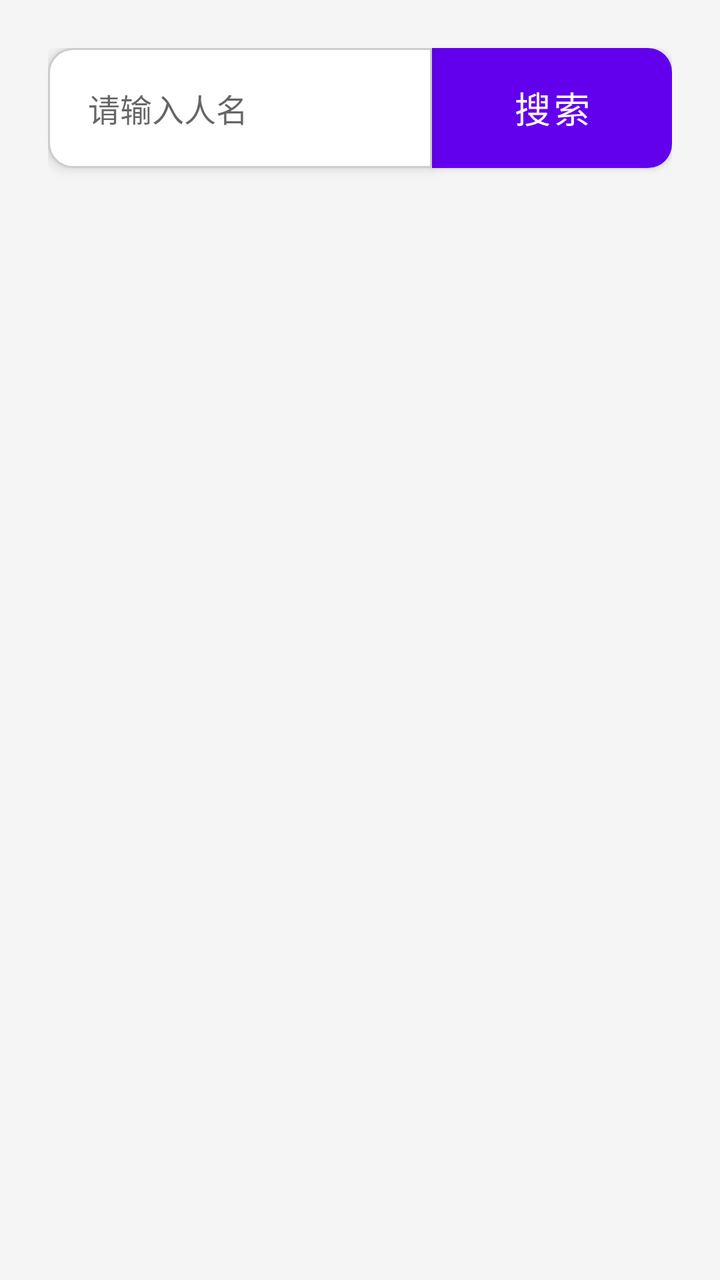
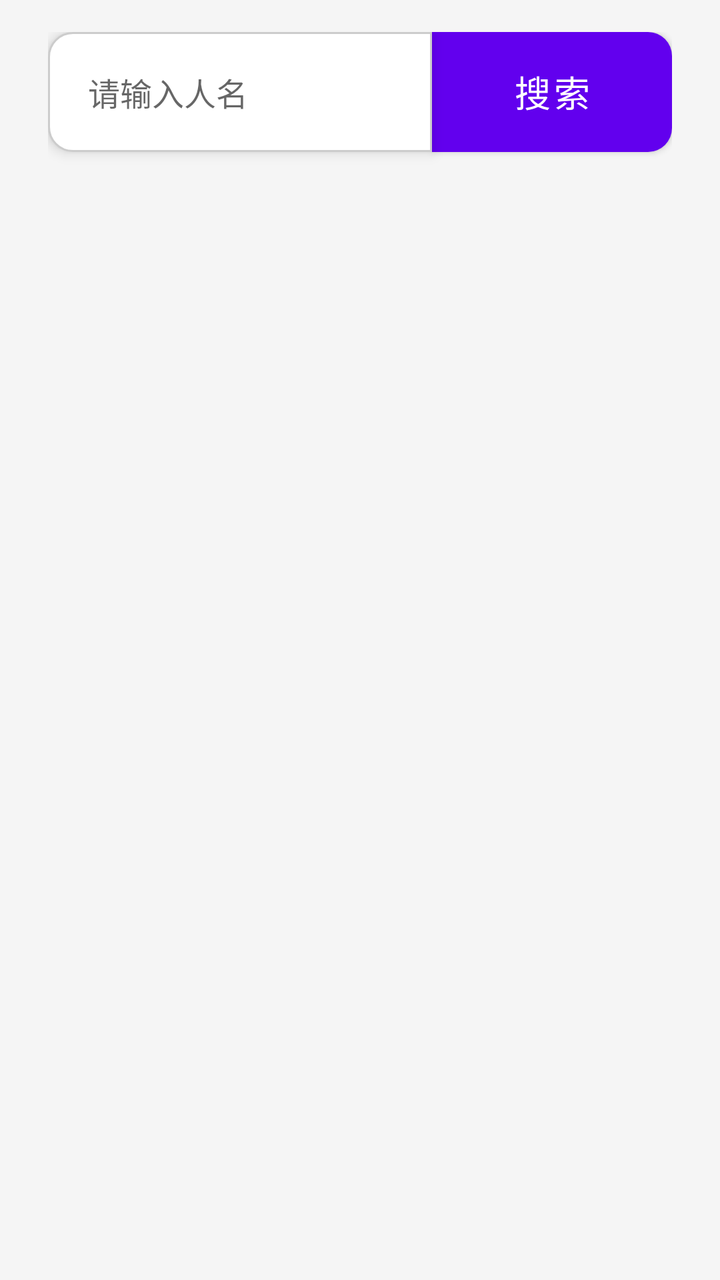

Compare the two renders of this Android layout. The source of the first and the diff that turns it into the second are given below.
<!-- AndroidManifest.xml: application theme Theme.MyApplication -->
<!-- res/layout/fragment_home.xml -->
<?xml version="1.0" encoding="utf-8"?>
<androidx.constraintlayout.widget.ConstraintLayout xmlns:android="http://schemas.android.com/apk/res/android"
    xmlns:app="http://schemas.android.com/apk/res-auto"
    xmlns:tools="http://schemas.android.com/tools"
    android:layout_width="match_parent"
    android:layout_height="match_parent"
    android:padding="24dp"
    android:background="#F5F5F5"
    tools:context=".ui.home.HomeFragment">

    
    <EditText
        android:id="@+id/editTextText"
        android:layout_width="0dp"
        android:layout_height="60dp"
        android:background="@drawable/edit_text_background_left"
        android:hint="请输入人名"
        android:inputType="text"
        android:paddingHorizontal="20dp"
        android:textSize="16sp"
        android:elevation="4dp"
        app:layout_constraintStart_toStartOf="parent"
        app:layout_constraintTop_toTopOf="parent"
        app:layout_constraintEnd_toStartOf="@+id/button2"
        app:layout_constraintHorizontal_bias="0.5"
        app:layout_constraintVertical_bias="0.4" />

    
    <Button
        android:id="@+id/button2"
        android:layout_width="120dp"
        android:layout_height="60dp"
        android:onClick="clickbutten1"
        android:text="搜索"
        android:textSize="18sp"
        android:textColor="#FFFFFF"
        android:background="@drawable/button_background_right"
        android:elevation="6dp"
        app:layout_constraintStart_toEndOf="@+id/editTextText"
        app:layout_constraintTop_toTopOf="@+id/editTextText"
        app:layout_constraintEnd_toEndOf="parent" />

</androidx.constraintlayout.widget.ConstraintLayout>
<!-- resources referenced by this layout -->
<resources>
  <!-- drawable button_background_right (drawable) -->
  <?xml version="1.0" encoding="utf-8"?>
  <shape xmlns:android="http://schemas.android.com/apk/res/android"
      android:shape="rectangle">
      <solid android:color="#007AFF" />
      <corners
          android:topLeftRadius="0dp"
          android:bottomLeftRadius="0dp"
          android:topRightRadius="12dp"
          android:bottomRightRadius="12dp" />
  </shape>
  <!-- drawable edit_text_background_left (drawable) -->
  <?xml version="1.0" encoding="utf-8"?>
  <shape xmlns:android="http://schemas.android.com/apk/res/android"
      android:shape="rectangle">
      <solid android:color="#FFFFFF" />
      <corners
          android:topLeftRadius="12dp"
          android:bottomLeftRadius="12dp"
          android:topRightRadius="0dp"
          android:bottomRightRadius="0dp" />
      <stroke
          android:width="1dp"
          android:color="#CCCCCC" />
  </shape>
  <style name="Theme.MyApplication" parent="Theme.MaterialComponents.DayNight.DarkActionBar">
          
          <item name="colorPrimary">@color/purple_500</item>
          <item name="colorPrimaryVariant">@color/purple_700</item>
          <item name="colorOnPrimary">@color/white</item>
          
          <item name="colorSecondary">@color/teal_200</item>
          <item name="colorSecondaryVariant">@color/teal_700</item>
          <item name="colorOnSecondary">@color/black</item>
          
          <item name="android:statusBarColor">?attr/colorPrimaryVariant</item>
          
      </style>
  <color name="purple_500">#FF6200EE</color>
  <color name="purple_700">#FF3700B3</color>
  <color name="white">#FFFFFFFF</color>
  <color name="teal_200">#FF03DAC5</color>
  <color name="teal_700">#FF018786</color>
  <color name="black">#FF000000</color>
</resources>

<!-- the commit's change to res/layout/fragment_home.xml (unified diff, before → after) -->
@@ -4,7 +4,10 @@
     xmlns:tools="http://schemas.android.com/tools"
     android:layout_width="match_parent"
     android:layout_height="match_parent"
-    android:padding="24dp"
+    android:paddingTop="16dp"
+    android:paddingStart="24dp"
+    android:paddingEnd="24dp"
+    android:paddingBottom="24dp"
     android:background="#F5F5F5"
     tools:context=".ui.home.HomeFragment">
 
